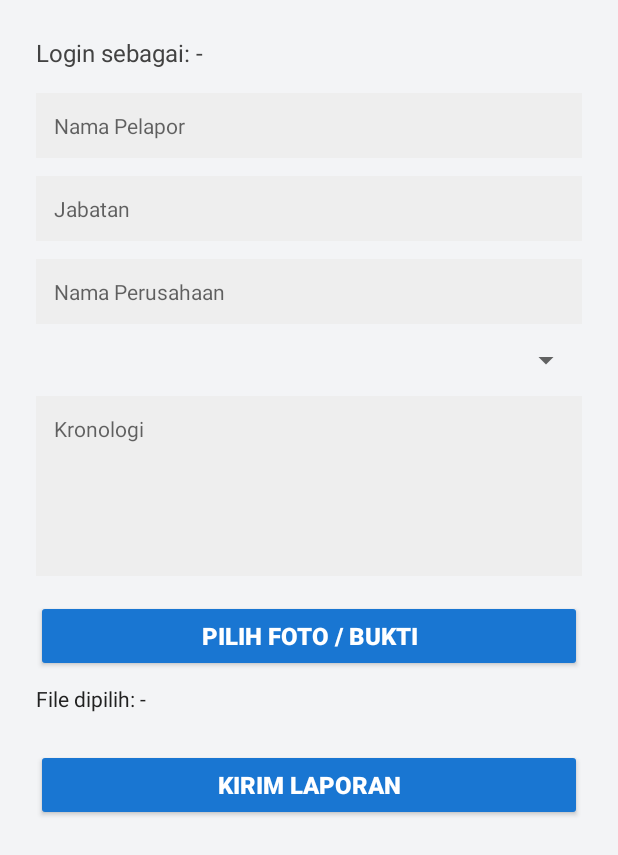
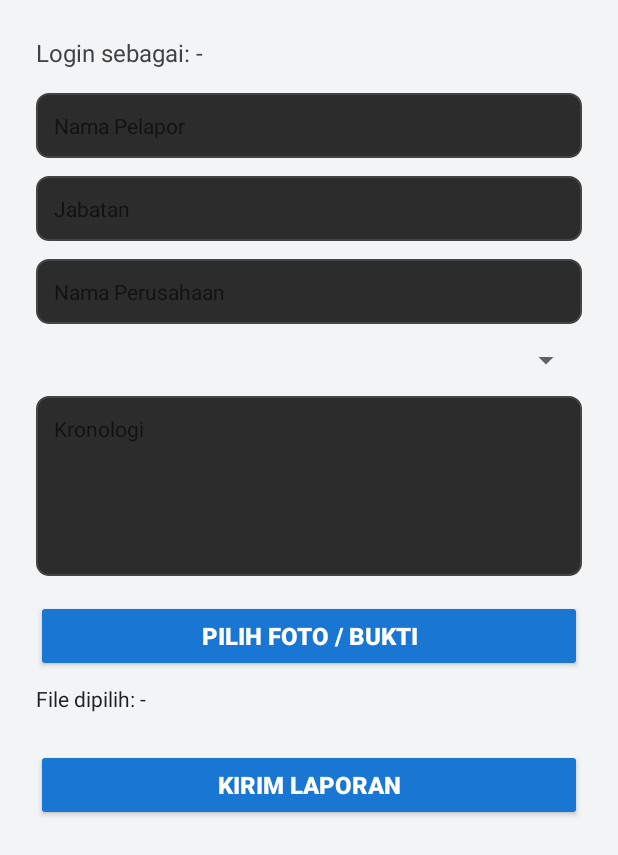
Before and after one commit to Chevz88/MelaporApp_v2, an Android app: the MainActivity screen opened directly, with no data from a screen before it, on a phone screen of 412 x 824 dp. Shown: the top 855 px of the screen. Run offline under Robolectric (Android 15) with nearby library versions, the phone set to English and light mode, and no system bars.

Commit message:
Update themes.xml

```diff
--- a/app/src/main/res/values/themes.xml
+++ b/app/src/main/res/values/themes.xml
@@ -1,14 +1,14 @@
 <?xml version="1.0" encoding="utf-8"?>
 <resources>
 
-    <!-- Aplikasi Theme -->
+    <!-- Tema Utama Aplikasi -->
     <style name="Theme.MelaporApp" parent="Theme.AppCompat.Light.NoActionBar">
-        <!-- Warna Utama -->
+        <!-- Warna Brand -->
         <item name="colorPrimary">@color/colorPrimary</item>
         <item name="colorPrimaryDark">@color/colorPrimaryDark</item>
         <item name="colorAccent">@color/colorAccent</item>
 
-        <!-- Warna Background & Permukaan -->
+        <!-- Warna Background dan Permukaan -->
         <item name="android:windowBackground">@color/colorBackground</item>
         <item name="colorSurface">@color/colorSurface</item>
         <item name="android:colorBackground">@color/colorBackground</item>
@@ -23,13 +23,13 @@
         <item name="android:statusBarColor">@color/colorPrimaryDark</item>
         <item name="android:windowLightStatusBar">false</item>
 
-        <!-- Komponen -->
+        <!-- Default Komponen -->
         <item name="buttonStyle">@style/AppButtonStyle</item>
         <item name="textViewStyle">@style/AppTextStyle</item>
         <item name="editTextStyle">@style/AppEditTextStyle</item>
     </style>
 
-    <!-- Gaya Button -->
+    <!-- Gaya Tombol -->
     <style name="AppButtonStyle" parent="Widget.AppCompat.Button">
         <item name="android:backgroundTint">@color/colorPrimary</item>
         <item name="android:textColor">@color/white</item>
@@ -40,27 +40,27 @@
 
     <!-- Gaya EditText -->
     <style name="AppEditTextStyle" parent="Widget.AppCompat.EditText">
-        <item name="android:background">@color/inputFieldBg</item>
+        <item name="android:background">@drawable/bg_input</item> <!-- atau warna solid jika belum ada -->
         <item name="android:textColor">@color/inputText</item>
         <item name="android:padding">12dp</item>
         <item name="android:textSize">14sp</item>
     </style>
 
-    <!-- Teks Umum -->
-    <style name="AppTextStyle" parent="TextAppearance.AppCompat">
+    <!-- Gaya TextView Default -->
+    <style name="AppTextStyle" parent="Widget.AppCompat.TextView">
         <item name="android:textColor">@color/colorOnBackground</item>
         <item name="android:textSize">14sp</item>
     </style>
 
     <!-- Teks Judul -->
-    <style name="AppTextStyle.Title">
+    <style name="AppTextStyle.Title" parent="TextAppearance.AppCompat.Large">
         <item name="android:textSize">20sp</item>
         <item name="android:textStyle">bold</item>
         <item name="android:textColor">@color/black</item>
     </style>
 
     <!-- Teks Subjudul -->
-    <style name="AppTextStyle.Subtitle">
+    <style name="AppTextStyle.Subtitle" parent="TextAppearance.AppCompat.Medium">
         <item name="android:textSize">16sp</item>
         <item name="android:textStyle">normal</item>
         <item name="android:textColor">@color/gray_dark</item>
```
